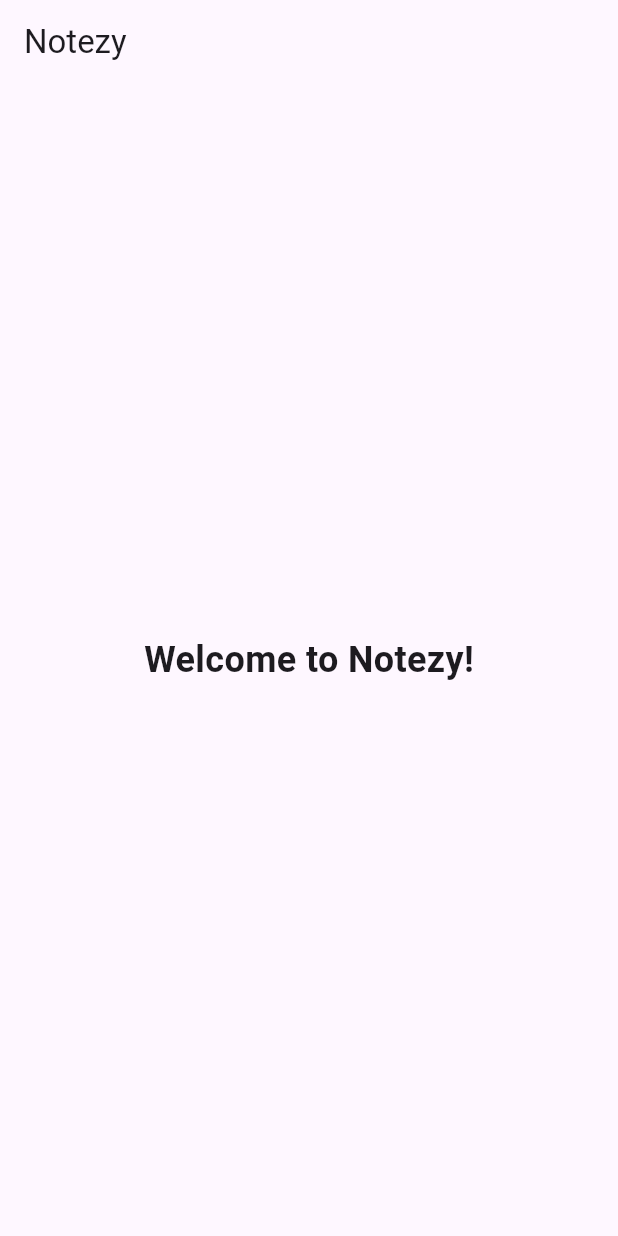
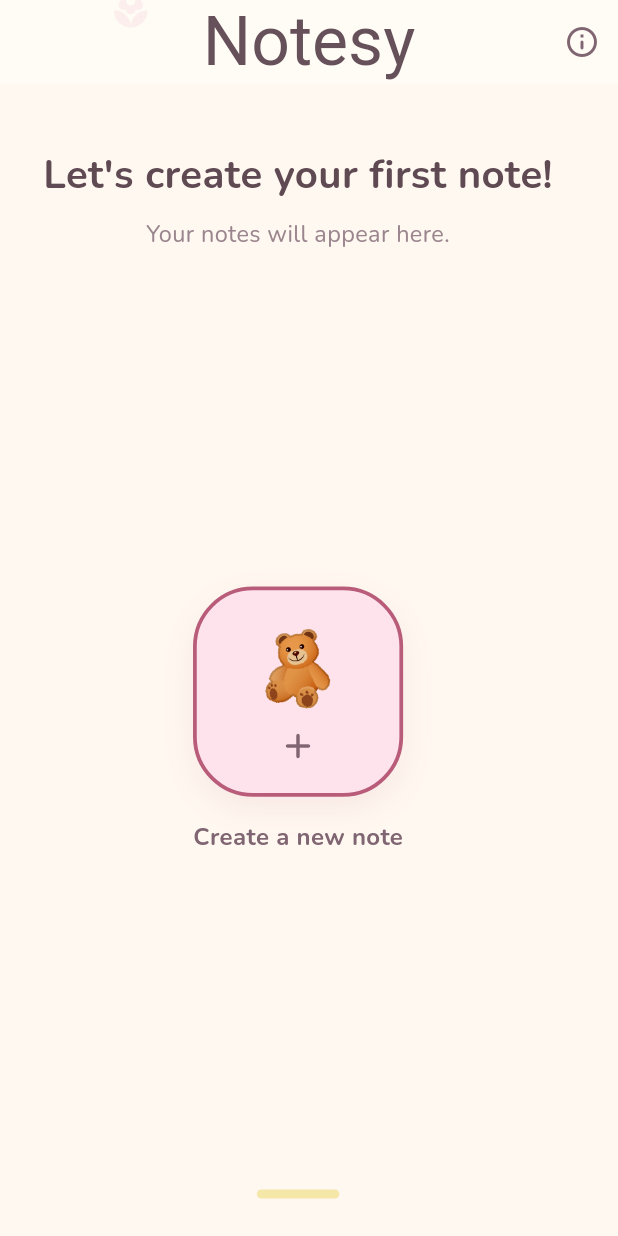
Before and after one commit to em-irza1/notezy, a Flutter app: the screen it shows after launch, on a phone screen of 412 x 824 dp. Run offline on Flutter 3.47's test engine with Material 3 defaults, Android fonts, the phone set to English and light mode, and no system bars; our stand-ins replace google_fonts.

Commit message:
Update Notezy UI

```diff
--- a/lib/main.dart
+++ b/lib/main.dart
@@ -1,23 +1,199 @@
 import 'package:flutter/material.dart';
+import 'package:google_fonts/google_fonts.dart';
 
 void main() {
-  runApp(const NotezyApp());
+  runApp(const NotesyApp());
 }
 
-class NotezyApp extends StatelessWidget {
-  const NotezyApp({super.key});
+class NotesyApp extends StatelessWidget {
+  const NotesyApp({super.key});
 
   @override
   Widget build(BuildContext context) {
     return MaterialApp(
       debugShowCheckedModeBanner: false,
-      title: 'Notezy',
-      home: Scaffold(
-        appBar: AppBar(title: const Text('Notezy')),
-        body: const Center(
-          child: Text(
-            'Welcome to Notezy!',
-            style: TextStyle(fontSize: 24, fontWeight: FontWeight.bold),
+      title: 'Notesy',
+      theme: ThemeData(
+        scaffoldBackgroundColor: const Color(0xFFFFFCF5),
+        colorScheme: ColorScheme.fromSeed(seedColor: const Color(0xFFF4C6D5)),
+      ),
+      home: const NotesyHomePage(),
+    );
+  }
+}
+
+class NotesyHomePage extends StatelessWidget {
+  const NotesyHomePage({super.key});
+
+  @override
+  Widget build(BuildContext context) {
+    final screenWidth = MediaQuery.of(context).size.width;
+
+    // Keeps the title responsive on different devices.
+    final titleSize = (screenWidth * 0.11).clamp(38.0, 52.0);
+
+    return Scaffold(
+      backgroundColor: const Color(0xFFFFF8F0),
+
+      appBar: AppBar(
+        elevation: 0,
+        backgroundColor: const Color(0xFFFFFCF5),
+        centerTitle: true,
+
+        // Floral decoration + Notesy title
+        title: SizedBox(
+          height: 85,
+          width: screenWidth * 0.65,
+          child: Stack(
+            alignment: Alignment.center,
+            children: [
+              // Your pink lily graphic
+              Positioned(
+                left: 0,
+                top: 5,
+                child: Opacity(
+                  opacity: 0.25,
+                  child: Icon(
+                    Icons.local_florist_rounded,
+                    size: 30,
+                    color: const Color(0xFFF4C6D5),
+                  ),
+                ),
+              ),
+
+              // Notesy title
+              Text(
+                'Notesy',
+                style: GoogleFonts.slacksideOne(
+                  fontSize: titleSize,
+                  color: const Color(0xFF66515A),
+                ),
+              ),
+            ],
+          ),
+        ),
+
+        // Information button
+        actions: [
+          IconButton(
+            icon: const Icon(
+              Icons.info_outline_rounded,
+              color: Color(0xFF806572),
+            ),
+            onPressed: () {
+              showAboutDialog(
+                context: context,
+                applicationName: 'Notesy',
+                applicationVersion: '1.0.0',
+                children: const [
+                  Text(
+                    'A cute and simple place to create and organize your notes.',
+                  ),
+                ],
+              );
+            },
+          ),
+        ],
+      ),
+
+      body: SafeArea(
+        child: Padding(
+          padding: EdgeInsets.symmetric(horizontal: screenWidth * 0.07),
+          child: Column(
+            children: [
+              SizedBox(height: screenWidth * 0.10),
+
+              // Main heading
+              Text(
+                "Let's create your first note!",
+                textAlign: TextAlign.center,
+                style: GoogleFonts.nunito(
+                  fontSize: (screenWidth * 0.065).clamp(22.0, 30.0),
+                  fontWeight: FontWeight.w700,
+                  color: const Color(0xFF5F4A54),
+                ),
+              ),
+
+              const SizedBox(height: 10),
+
+              Text(
+                'Your notes will appear here.',
+                textAlign: TextAlign.center,
+                style: GoogleFonts.nunito(
+                  fontSize: (screenWidth * 0.038).clamp(14.0, 17.0),
+                  color: const Color(0xFF9A858E),
+                ),
+              ),
+
+              const Spacer(),
+
+              // Cute Create Note card
+              GestureDetector(
+                onTap: () {
+                  ScaffoldMessenger.of(context).showSnackBar(
+                    const SnackBar(
+                      content: Text('Create Note screen coming next! 💗'),
+                    ),
+                  );
+                },
+                child: Container(
+                  width: (screenWidth * 0.34).clamp(125.0, 160.0),
+                  height: (screenWidth * 0.34).clamp(125.0, 160.0),
+                  decoration: BoxDecoration(
+                    color: const Color(0xFFFFE3EC),
+                    border: Border.all(
+                      color: const Color(0xFFB85C7A),
+                      width: 2.5,
+                    ),
+                    borderRadius: BorderRadius.circular(40),
+                    boxShadow: [
+                      BoxShadow(
+                        color: const Color(0xFFDFAEBD).withValues(alpha: 0.22),
+                        blurRadius: 18,
+                        offset: const Offset(0, 8),
+                      ),
+                    ],
+                  ),
+                  child: const Column(
+                    mainAxisAlignment: MainAxisAlignment.center,
+                    children: [
+                      Text('🧸', style: TextStyle(fontSize: 48)),
+                      SizedBox(height: 3),
+                      Icon(
+                        Icons.add_rounded,
+                        size: 28,
+                        color: Color(0xFF806572),
+                      ),
+                    ],
+                  ),
+                ),
+              ),
+
+              const SizedBox(height: 15),
+
+              Text(
+                'Create a new note',
+                style: GoogleFonts.nunito(
+                  fontSize: 16,
+                  fontWeight: FontWeight.w700,
+                  color: const Color(0xFF806572),
+                ),
+              ),
+
+              const Spacer(),
+
+              // Tiny lemon accent
+              Container(
+                width: 55,
+                height: 6,
+                decoration: BoxDecoration(
+                  color: const Color(0xFFF5E7A8),
+                  borderRadius: BorderRadius.circular(20),
+                ),
+              ),
+
+              const SizedBox(height: 25),
+            ],
           ),
         ),
       ),
```
Also changed, not shown: pubspec.yaml (+3 -8 lines), assets/images/rose_lily.jpg (added), pubspec.lock, 2 other files.
